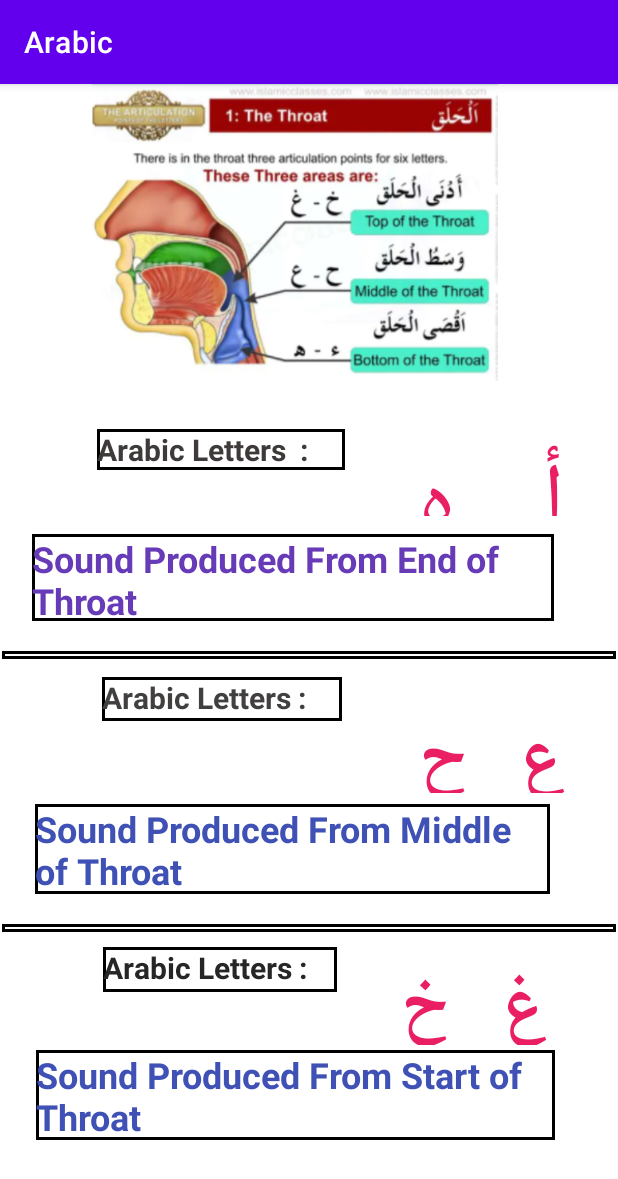
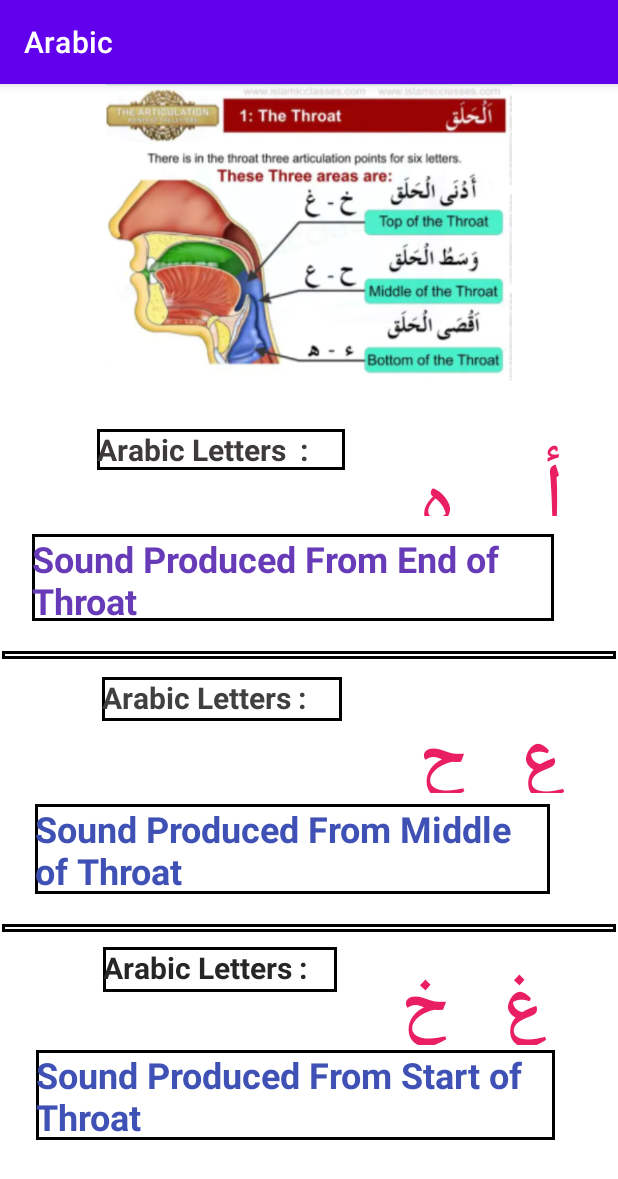
Before and after one commit to mr-talha/Arabicfont, an Android app: the MainActivity3 screen opened directly, with no data from a screen before it, on a phone screen of 412 x 824 dp. Shown: the top 1179 px of the screen. Run offline under Robolectric (Android 15) with nearby library versions, the phone set to English and light mode, and no system bars; Roboto replaces fonts that are not available here.

Commit message:
Apply changes

```diff
--- a/app/src/main/res/layout/activity_main3.xml
+++ b/app/src/main/res/layout/activity_main3.xml
@@ -10,9 +10,12 @@
         android:id="@+id/imageView"
         android:layout_width="393dp"
         android:layout_height="198dp"
-        app:srcCompat="@drawable/capture"
-        tools:layout_editor_absoluteX="9dp"
-        tools:layout_editor_absoluteY="0dp" />
+        android:layout_marginStart="9dp"
+        android:layout_marginEnd="9dp"
+        app:layout_constraintEnd_toEndOf="parent"
+        app:layout_constraintStart_toStartOf="parent"
+        app:layout_constraintTop_toTopOf="parent"
+        app:srcCompat="@drawable/capture" />
 
     <TextView
         android:id="@+id/tv1"
```
Also changed, not shown: 1 other file.
